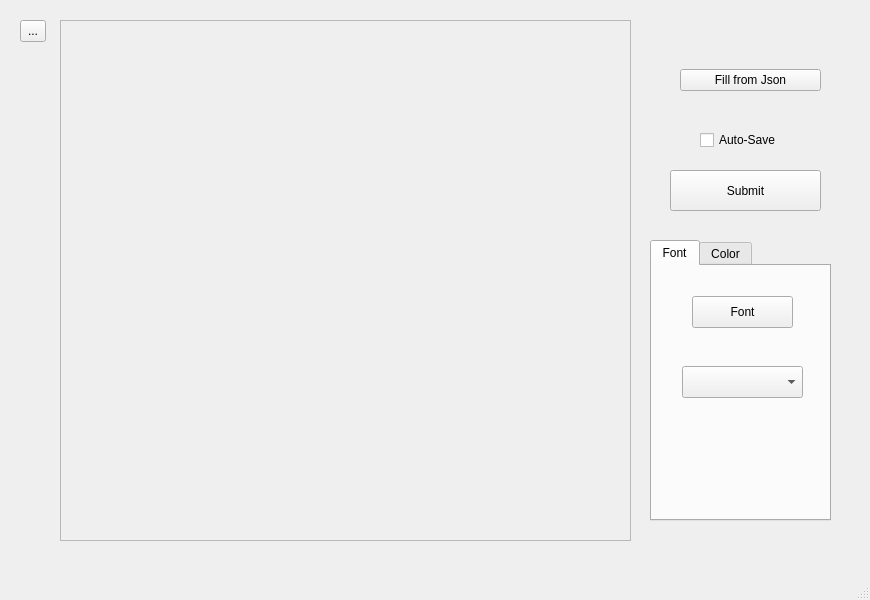
The window that mainwindow.ui (brennanafrank/EasyDraft) describes before a commit, drawn with Qt 5.
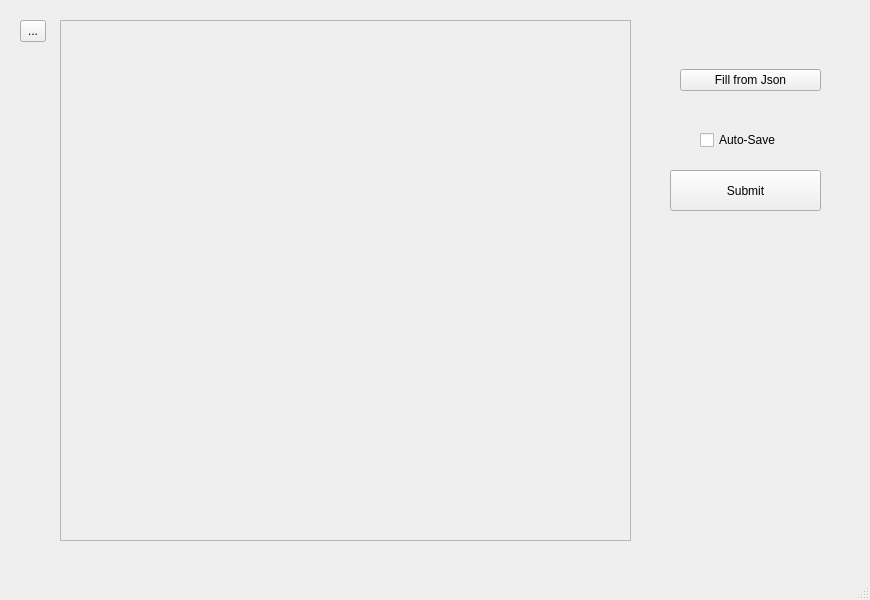
The same window after the commit. The open tabs and pages were chosen to show the change. Icons and pictures are not drawn.

Commit message: Removed the font and color stuff

```diff
--- a/mainwindow.ui
+++ b/mainwindow.ui
@@ -163,75 +163,6 @@
        <string>Submit</string>
       </property>
      </widget>
-     <widget class="QTabWidget" name="tabWidget">
-      <property name="geometry">
-       <rect>
-        <x>650</x>
-        <y>240</y>
-        <width>181</width>
-        <height>281</height>
-       </rect>
-      </property>
-      <property name="currentIndex">
-       <number>0</number>
-      </property>
-      <widget class="QWidget" name="Font">
-       <attribute name="title">
-        <string>Font</string>
-       </attribute>
-       <widget class="QPushButton" name="fontButton">
-        <property name="geometry">
-         <rect>
-          <x>40</x>
-          <y>30</y>
-          <width>101</width>
-          <height>32</height>
-         </rect>
-        </property>
-        <property name="text">
-         <string>Font</string>
-        </property>
-       </widget>
-       <widget class="QComboBox" name="fontSelector">
-        <property name="geometry">
-         <rect>
-          <x>30</x>
-          <y>100</y>
-          <width>121</width>
-          <height>32</height>
-         </rect>
-        </property>
-       </widget>
-      </widget>
-      <widget class="QWidget" name="Color">
-       <attribute name="title">
-        <string>Color</string>
-       </attribute>
-       <widget class="QPushButton" name="ColorButton">
-        <property name="geometry">
-         <rect>
-          <x>100</x>
-          <y>30</y>
-          <width>101</width>
-          <height>32</height>
-         </rect>
-        </property>
-        <property name="text">
-         <string>Color</string>
-        </property>
-       </widget>
-       <widget class="QComboBox" name="ColorSelector">
-        <property name="geometry">
-         <rect>
-          <x>90</x>
-          <y>100</y>
-          <width>121</width>
-          <height>32</height>
-         </rect>
-        </property>
-       </widget>
-      </widget>
-     </widget>
      <widget class="QScrollArea" name="scrollArea">
       <property name="geometry">
        <rect>
```
Left out of the diff: 4 changed lines with no effect on the pictures. The commit also changes 2 other files.
